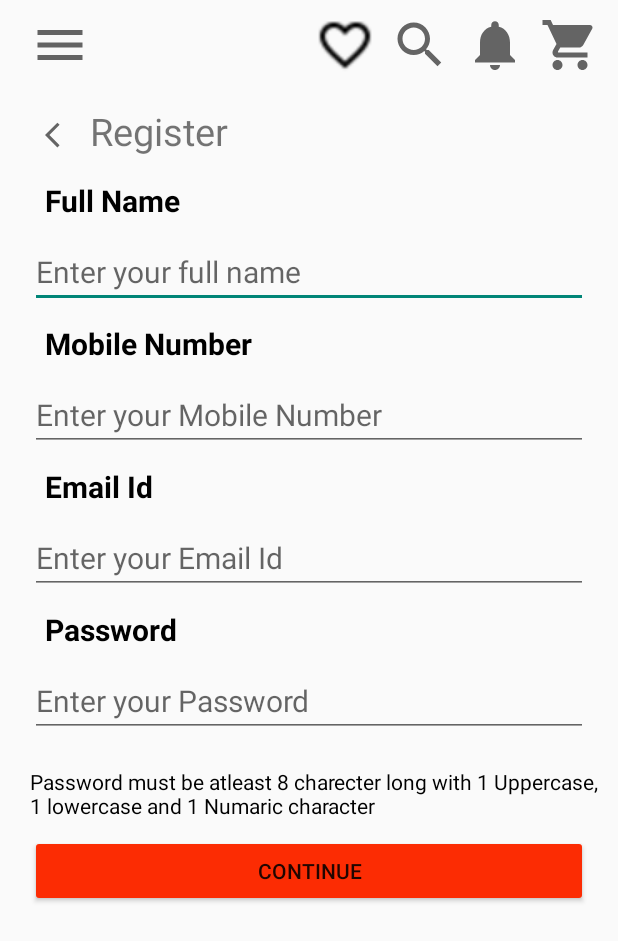
After one commit to Kingbond470/First-Cry, an Android app: the Register screen opened directly, with no data from a screen before it, on a phone screen of 412 x 824 dp. The commit adds this screen. Shown: the top 941 px of the screen. Run offline under Robolectric (Android 15) with nearby library versions, the phone set to English and light mode, and no system bars.

Commit message:
Commit Login And Register Layout

```diff
--- a/FirstCry/app/src/main/AndroidManifest.xml
+++ b/FirstCry/app/src/main/AndroidManifest.xml
@@ -9,6 +9,9 @@
         android:roundIcon="@mipmap/ic_launcher_round"
         android:supportsRtl="true"
         android:theme="@style/Theme.FirstCry">
+        <activity android:name=".Register"></activity>
+        <activity android:name=".Login" />
+        <activity android:name=".LogIn" />
         <activity android:name=".MainActivity">
             <intent-filter>
                 <action android:name="android.intent.action.MAIN" />
--- /dev/null
+++ b/FirstCry/app/src/main/java/com/example/firstcry/Register.java
@@ -0,0 +1,14 @@
+package com.example.firstcry;
+
+import androidx.appcompat.app.AppCompatActivity;
+
+import android.os.Bundle;
+
+public class Register extends AppCompatActivity {
+
+    @Override
+    protected void onCreate(Bundle savedInstanceState) {
+        super.onCreate(savedInstanceState);
+        setContentView(R.layout.activity_register);
+    }
+}
--- /dev/null
+++ b/FirstCry/app/src/main/res/drawable-v24/rectangle.xml
@@ -0,0 +1,6 @@
+<?xml version="1.0" encoding="utf-8"?>
+<shape xmlns:android="http://schemas.android.com/apk/res/android"
+    android:shape="rectangle">
+    <solid android:color="@color/teal_700"/>
+    <corners android:radius="20sp"/>
+</shape>
--- /dev/null
+++ b/FirstCry/app/src/main/res/drawable/ic_baseline_arrow_back_ios_24.xml
@@ -0,0 +1,10 @@
+<vector xmlns:android="http://schemas.android.com/apk/res/android"
+    android:width="24dp"
+    android:height="24dp"
+    android:viewportWidth="24"
+    android:viewportHeight="24"
+    android:tint="?attr/colorControlNormal">
+  <path
+      android:fillColor="@android:color/white"
+      android:pathData="M11.67,3.87L9.9,2.1 0,12l9.9,9.9 1.77,-1.77L3.54,12z"/>
+</vector>
--- /dev/null
+++ b/FirstCry/app/src/main/res/drawable/ic_baseline_menu_24.xml
@@ -0,0 +1,5 @@
+<vector android:height="30dp" android:tint="?attr/colorControlNormal"
+    android:viewportHeight="24" android:viewportWidth="24"
+    android:width="30dp" xmlns:android="http://schemas.android.com/apk/res/android">
+    <path android:fillColor="@android:color/white" android:pathData="M3,18h18v-2L3,16v2zM3,13h18v-2L3,11v2zM3,6v2h18L21,6L3,6z"/>
+</vector>
--- /dev/null
+++ b/FirstCry/app/src/main/res/drawable/ic_baseline_shopping_cart_24.xml
@@ -0,0 +1,5 @@
+<vector android:height="30dp" android:tint="?attr/colorControlNormal"
+    android:viewportHeight="24" android:viewportWidth="24"
+    android:width="30dp" xmlns:android="http://schemas.android.com/apk/res/android">
+    <path android:fillColor="@android:color/white" android:pathData="M7,18c-1.1,0 -1.99,0.9 -1.99,2S5.9,22 7,22s2,-0.9 2,-2 -0.9,-2 -2,-2zM1,2v2h2l3.6,7.59 -1.35,2.45c-0.16,0.28 -0.25,0.61 -0.25,0.96 0,1.1 0.9,2 2,2h12v-2L7.42,15c-0.14,0 -0.25,-0.11 -0.25,-0.25l0.03,-0.12 0.9,-1.63h7.45c0.75,0 1.41,-0.41 1.75,-1.03l3.58,-6.49c0.08,-0.14 0.12,-0.31 0.12,-0.48 0,-0.55 -0.45,-1 -1,-1L5.21,4l-0.94,-2L1,2zM17,18c-1.1,0 -1.99,0.9 -1.99,2s0.89,2 1.99,2 2,-0.9 2,-2 -0.9,-2 -2,-2z"/>
+</vector>
--- /dev/null
+++ b/FirstCry/app/src/main/res/drawable/notification.xml
@@ -0,0 +1,5 @@
+<vector android:height="30dp" android:tint="?attr/colorControlNormal"
+    android:viewportHeight="24" android:viewportWidth="24"
+    android:width="30dp" xmlns:android="http://schemas.android.com/apk/res/android">
+    <path android:fillColor="@android:color/white" android:pathData="M12,22c1.1,0 2,-0.9 2,-2h-4c0,1.1 0.89,2 2,2zM18,16v-5c0,-3.07 -1.64,-5.64 -4.5,-6.32L13.5,4c0,-0.83 -0.67,-1.5 -1.5,-1.5s-1.5,0.67 -1.5,1.5v0.68C7.63,5.36 6,7.92 6,11v5l-2,2v1h16v-1l-2,-2z"/>
+</vector>
--- /dev/null
+++ b/FirstCry/app/src/main/res/drawable/rectangle3.xml
@@ -0,0 +1,6 @@
+<?xml version="1.0" encoding="utf-8"?>
+<shape xmlns:android="http://schemas.android.com/apk/res/android"
+    android:shape="rectangle">
+    <solid android:color="@color/black"/>
+    <stroke android:color="@color/black" android:width="2dp"/>
+</shape>
--- /dev/null
+++ b/FirstCry/app/src/main/res/drawable/search.xml
@@ -0,0 +1,5 @@
+<vector android:height="30dp" android:tint="?attr/colorControlNormal"
+    android:viewportHeight="24" android:viewportWidth="24"
+    android:width="30dp" xmlns:android="http://schemas.android.com/apk/res/android">
+    <path android:fillColor="@android:color/white" android:pathData="M15.5,14h-0.79l-0.28,-0.27C15.41,12.59 16,11.11 16,9.5 16,5.91 13.09,3 9.5,3S3,5.91 3,9.5 5.91,16 9.5,16c1.61,0 3.09,-0.59 4.23,-1.57l0.27,0.28v0.79l5,4.99L20.49,19l-4.99,-5zM9.5,14C7.01,14 5,11.99 5,9.5S7.01,5 9.5,5 14,7.01 14,9.5 11.99,14 9.5,14z"/>
+</vector>
--- /dev/null
+++ b/FirstCry/app/src/main/res/layout/activity_register.xml
@@ -0,0 +1,168 @@
+<RelativeLayout xmlns:android="http://schemas.android.com/apk/res/android"
+    xmlns:app="http://schemas.android.com/apk/res-auto"
+    xmlns:tools="http://schemas.android.com/tools"
+    android:layout_width="match_parent"
+    android:layout_height="match_parent"
+    android:orientation="vertical"
+    tools:context=".MainActivity"
+    android:id="@+id/relativeView"
+    android:layout_marginStart="20dp"
+    android:layout_marginLeft="20dp">
+
+    <LinearLayout
+        android:layout_width="match_parent"
+        android:layout_height="wrap_content"
+        android:orientation="horizontal"
+        android:layout_marginTop="10sp"
+        android:id="@+id/toolBar"
+        android:layout_marginBottom="20dp"
+
+        >
+        <ImageView
+            android:layout_width="40sp"
+            android:layout_height="40dp"
+            android:src="@drawable/ic_baseline_menu_24"
+            />
+        <ImageView
+            android:layout_marginStart="150dp"
+            android:layout_width="40sp"
+            android:layout_height="40dp"
+            android:src="@drawable/heart"
+            android:layout_marginLeft="150dp" />
+        <ImageView
+            android:layout_marginStart="10sp"
+            android:layout_width="40sp"
+            android:layout_height="40dp"
+            android:src="@drawable/search"
+            android:layout_marginLeft="10sp" />
+        <ImageView
+            android:layout_marginStart="10sp"
+            android:layout_width="40sp"
+            android:layout_height="40dp"
+            android:src="@drawable/notification"
+            android:layout_marginLeft="10sp" />
+        <ImageView
+            android:layout_marginStart="10sp"
+            android:layout_width="40sp"
+            android:layout_height="40dp"
+            android:src="@drawable/ic_baseline_shopping_cart_24"
+            android:layout_marginLeft="10sp" />
+    </LinearLayout>
+    <View
+        android:id="@+id/viewArrow"
+        android:layout_width="20dp"
+        android:layout_height="20dp"
+        android:layout_below="@id/toolBar"
+        android:background="@drawable/ic_baseline_arrow_back_ios_24"
+        android:layout_margin="10sp"
+        />
+    <TextView
+        android:layout_width="wrap_content"
+        android:layout_height="wrap_content"
+        android:text="Register"
+        android:textSize="25sp"
+        android:layout_toEndOf="@id/viewArrow"
+        android:layout_below="@+id/toolBar"
+        android:layout_toRightOf="@id/viewArrow" />
+    <TextView
+        android:id="@+id/tvName"
+        android:layout_width="wrap_content"
+        android:layout_height="wrap_content"
+        android:layout_below="@+id/viewArrow"
+        android:layout_margin="10sp"
+        android:text="Full Name"
+        android:textSize="20dp"
+        android:textColor="@color/black"
+        android:textStyle="bold"
+        />
+    <EditText
+        android:id="@+id/etName"
+        android:layout_width="match_parent"
+        android:layout_height="wrap_content"
+        android:layout_below="@+id/tvName"
+        android:layout_marginEnd="20dp"
+        android:hint="Enter your full name"
+        android:textSize="20dp"
+        android:layout_marginRight="20dp" />
+    <TextView
+        android:id="@+id/tvMobile"
+        android:layout_width="wrap_content"
+        android:layout_height="wrap_content"
+        android:layout_below="@+id/etName"
+        android:layout_margin="10sp"
+        android:text="Mobile Number"
+        android:textSize="20dp"
+        android:textColor="@color/black"
+        android:textStyle="bold"
+        />
+    <EditText
+        android:id="@+id/etMobile"
+        android:layout_width="match_parent"
+        android:layout_height="wrap_content"
+        android:layout_below="@+id/tvMobile"
+        android:layout_marginEnd="20dp"
+        android:hint="Enter your Mobile Number"
+        android:textSize="20dp"
+        android:layout_marginRight="20dp" />
+    <TextView
+        android:id="@+id/tvEmail"
+        android:layout_width="wrap_content"
+        android:layout_height="wrap_content"
+        android:layout_below="@+id/etMobile"
+        android:layout_margin="10sp"
+        android:text="Email Id"
+        android:textSize="20dp"
+        android:textColor="@color/black"
+        android:textStyle="bold"
+        />
+    <EditText
+        android:id="@+id/etEmail"
+        android:layout_width="match_parent"
+        android:layout_height="wrap_content"
+        android:layout_below="@+id/tvEmail"
+        android:layout_marginEnd="20dp"
+        android:hint="Enter your Email Id"
+        android:textSize="20dp"
+        android:layout_marginRight="20dp" />
+    <TextView
+        android:id="@+id/tvPassword"
+        android:layout_width="wrap_content"
+        android:layout_height="wrap_content"
+        android:layout_below="@+id/etEmail"
+        android:layout_margin="10sp"
+        android:text="Password"
+        android:textSize="20dp"
+        android:textColor="@color/black"
+        android:textStyle="bold"
+        />
+    <EditText
+        android:id="@+id/etPassword"
+        android:layout_width="match_parent"
+        android:layout_height="wrap_content"
+        android:layout_below="@+id/tvPassword"
+        android:layout_marginEnd="20dp"
+        android:hint="Enter your Password"
+        android:textSize="20dp"
+        android:layout_marginRight="20dp" />
+    <TextView
+        android:id="@+id/tvInfo"
+        android:layout_width="wrap_content"
+        android:layout_height="wrap_content"
+        android:layout_below="@id/etPassword"
+        android:text="Password must be atleast 8 charecter long with
+1 Uppercase, 1 lowercase and 1 Numaric character"
+        android:textColor="@color/black"
+        android:layout_marginEnd="10dp"
+        android:layout_marginTop="20dp"
+        android:layout_marginRight="10dp" />
+    <Button
+        android:id="@+id/btnContinue1"
+        android:layout_width="match_parent"
+        android:layout_height="wrap_content"
+        android:layout_below="@id/tvInfo"
+        android:layout_marginEnd="20dp"
+        android:layout_marginTop="10sp"
+        android:text="Continue"
+        android:backgroundTint="#fc2c03"
+        android:layout_marginRight="20dp" />
+</RelativeLayout>
--- a/FirstCry/app/src/main/res/values/themes.xml
+++ b/FirstCry/app/src/main/res/values/themes.xml
@@ -1,6 +1,6 @@
 <resources xmlns:tools="http://schemas.android.com/tools">
     <!-- Base application theme. -->
-    <style name="Theme.FirstCry" parent="Theme.MaterialComponents.DayNight.DarkActionBar">
+    <style name="Theme.FirstCry" parent="Theme.AppCompat.DayNight.NoActionBar">
         <!-- Primary brand color. -->
         <item name="colorPrimary">@color/purple_500</item>
         <item name="colorPrimaryVariant">@color/purple_700</item>
```
Also changed, not shown: FirstCry/app/src/main/java/com/example/firstcry/Login.java (added, +14 -0 lines), FirstCry/app/src/main/res/drawable-v24/ic_flat_color_icons_google.xml (added, +18 -0 lines), FirstCry/app/src/main/res/drawable-v24/ic_vector.xml (added, +10 -0 lines), FirstCry/app/src/main/res/drawable/rectangle2.xml (added, +7 -0 lines), FirstCry/app/src/main/res/layout/activity_login.xml (added, +161 -0 lines), FirstCry/app/src/main/res/drawable-v24/heart.png (added), FirstCry/app/src/main/res/drawable-v24/img.jpg (added).
